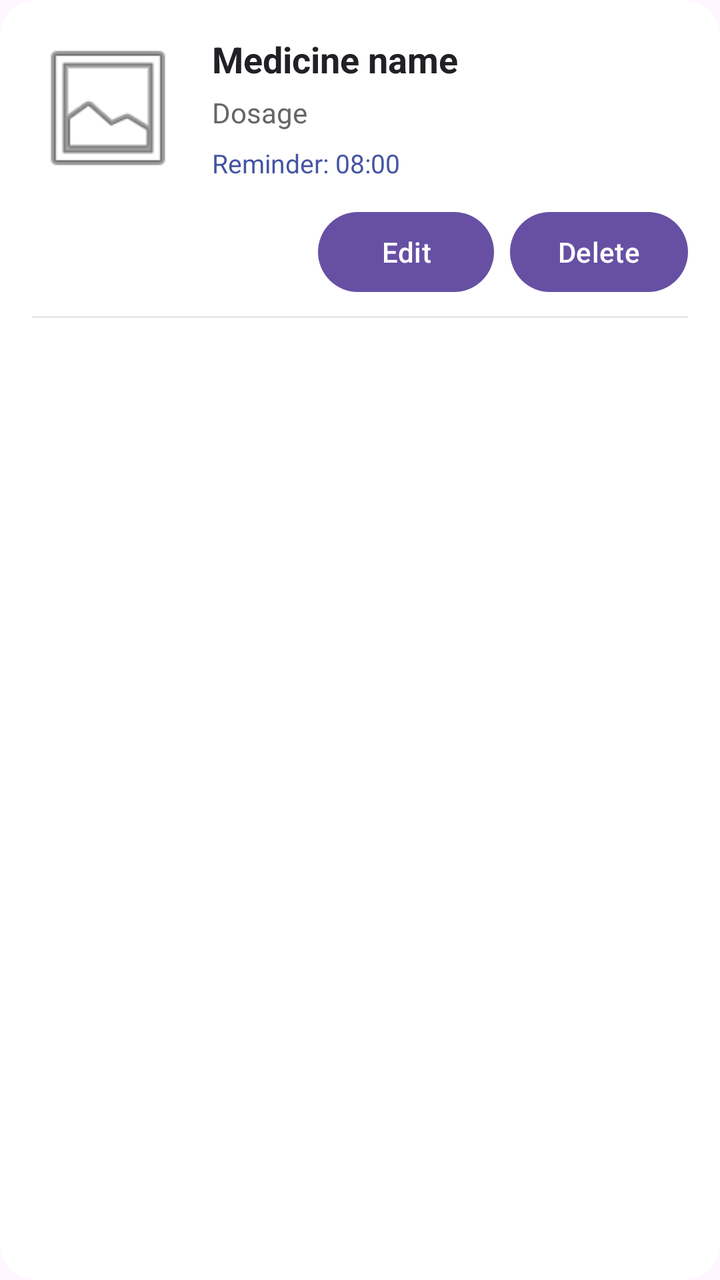
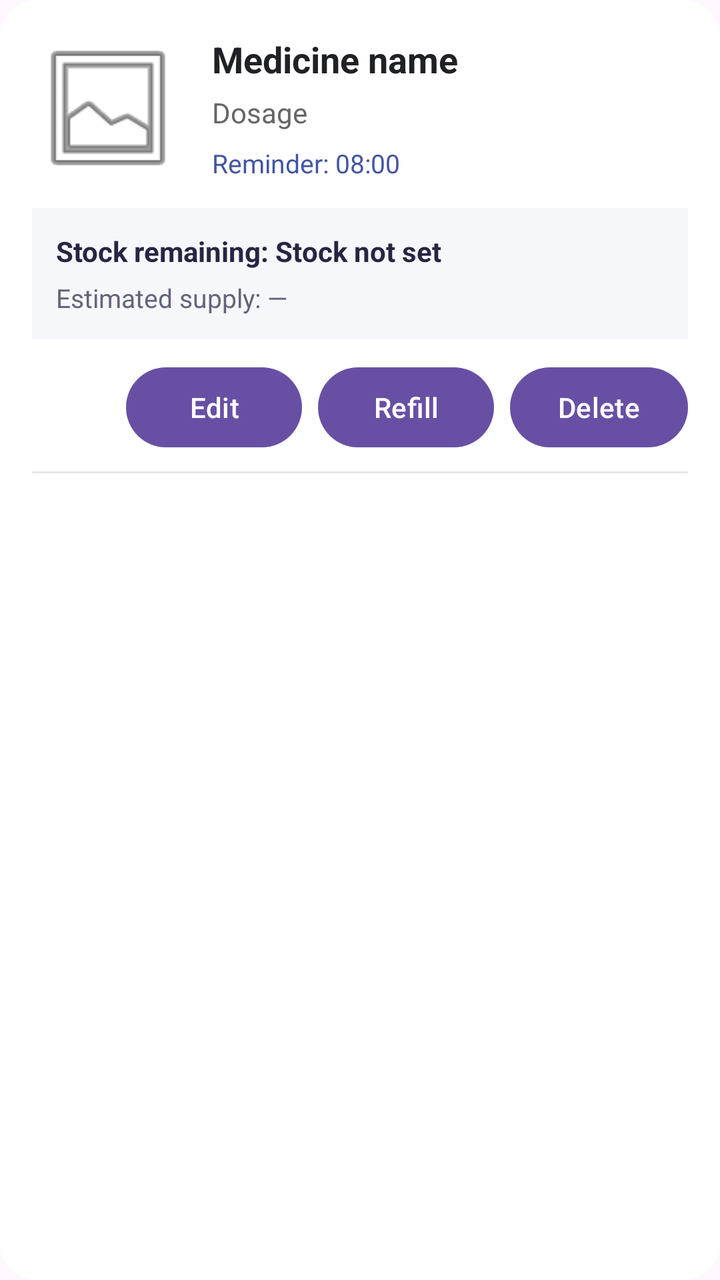

The first picture is an Android layout as it rendered before a commit; the second is the same layout after the commit. The layout source and the unified diff follow.
<!-- AndroidManifest.xml: application theme Theme.MedicineReminderApp -->
<!-- res/layout/item_medicine.xml -->
<?xml version="1.0" encoding="utf-8"?>
<androidx.cardview.widget.CardView
    xmlns:android="http://schemas.android.com/apk/res/android"
    xmlns:app="http://schemas.android.com/apk/res-auto"
    xmlns:tools="http://schemas.android.com/tools"
    android:layout_width="match_parent"
    android:layout_height="wrap_content"
    android:layout_marginBottom="14dp"
    app:cardBackgroundColor="#FFFFFF"
    app:cardCornerRadius="18dp"
    app:cardElevation="3dp">

    <LinearLayout
        android:layout_width="match_parent"
        android:layout_height="wrap_content"
        android:orientation="vertical"
        android:padding="16dp">

        <LinearLayout
            android:layout_width="match_parent"
            android:layout_height="wrap_content"
            android:gravity="center_vertical"
            android:orientation="horizontal">

            <ImageView
                android:id="@+id/ivMedicineImage"
                android:layout_width="76dp"
                android:layout_height="76dp"
                android:contentDescription="@string/medicine_photo"
                android:scaleType="centerCrop"
                android:src="@android:drawable/ic_menu_gallery"
                tools:ignore="ImageContrastCheck" />

            <LinearLayout
                android:layout_width="0dp"
                android:layout_height="wrap_content"
                android:layout_marginStart="14dp"
                android:layout_weight="1"
                android:orientation="vertical">

                <TextView
                    android:id="@+id/tvMedicineName"
                    android:layout_width="match_parent"
                    android:layout_height="wrap_content"
                    android:text="@string/medicine_name"
                    android:textColor="#202124"
                    android:textSize="18sp"
                    android:textStyle="bold"
                    tools:ignore="VisualLintSystemUi" />

                <TextView
                    android:id="@+id/tvDosage"
                    android:layout_width="match_parent"
                    android:layout_height="wrap_content"
                    android:layout_marginTop="5dp"
                    android:text="@string/dosage"
                    android:textColor="#666666"
                    android:textSize="14sp" />

                <TextView
                    android:id="@+id/tvReminderTimes"
                    android:layout_width="match_parent"
                    android:layout_height="wrap_content"
                    android:layout_marginTop="7dp"
                    android:text="@string/reminder_08_00"
                    android:textColor="#4455A4"
                    android:textSize="13sp" />

            </LinearLayout>
        </LinearLayout>

        
        <TextView
            android:id="@+id/tvMedicineNotes"
            android:layout_width="match_parent"
            android:layout_height="wrap_content"
            android:layout_marginTop="12dp"
            android:background="#F6F7FB"
            android:padding="10dp"
            android:textColor="#454B60"
            android:textSize="14sp"
            android:visibility="gone" />

        
        <LinearLayout
            android:layout_width="match_parent"
            android:layout_height="wrap_content"
            android:layout_marginTop="10dp"
            android:gravity="end"
            android:orientation="horizontal">

            <Button
                android:id="@+id/btnEdit"
                android:layout_width="wrap_content"
                android:layout_height="wrap_content"
                android:text="@string/edit"
                android:textAllCaps="false"
                tools:ignore="ButtonStyle" />

            <Button
                android:id="@+id/btnDelete"
                android:layout_width="wrap_content"
                android:layout_height="wrap_content"
                android:layout_marginStart="8dp"
                android:text="@string/delete"
                android:textAllCaps="false"
                tools:ignore="ButtonStyle" />

        </LinearLayout>

        <View
            android:layout_width="match_parent"
            android:layout_height="1dp"
            android:layout_marginTop="8dp"
            android:background="#E8E8E8" />

        <LinearLayout
            android:id="@+id/layoutDoseActions"
            android:layout_width="match_parent"
            android:layout_height="wrap_content"
            android:orientation="vertical" />

    </LinearLayout>

</androidx.cardview.widget.CardView>
<!-- resources referenced by this layout -->
<resources>
  <string name="delete">Delete</string>
  <string name="dosage">Dosage</string>
  <string name="edit">Edit</string>
  <string name="medicine_name">Medicine name</string>
  <string name="medicine_photo">Medicine photo</string>
  <string name="reminder_08_00">Reminder: 08:00</string>
  <style name="Theme.MedicineReminderApp" parent="Base.Theme.MedicineReminderApp" />
  <style name="Base.Theme.MedicineReminderApp" parent="Theme.Material3.DayNight.NoActionBar">
          
          
      </style>
</resources>

<!-- the commit's change to res/layout/item_medicine.xml (unified diff, before → after) -->
@@ -68,6 +68,45 @@
 
             </LinearLayout>
         </LinearLayout>
+        
+        <LinearLayout
+            android:id="@+id/layoutStockStatus"
+            android:layout_width="match_parent"
+            android:layout_height="wrap_content"
+            android:layout_marginTop="12dp"
+            android:background="#F6F7FB"
+            android:orientation="vertical"
+            android:padding="12dp">
+
+            <TextView
+                android:id="@+id/tvStockQuantity"
+                android:layout_width="match_parent"
+                android:layout_height="wrap_content"
+                android:text="Stock remaining: Stock not set"
+                android:textColor="#252642"
+                android:textSize="14sp"
+                android:textStyle="bold" />
+
+            <TextView
+                android:id="@+id/tvStockDaysRemaining"
+                android:layout_width="match_parent"
+                android:layout_height="wrap_content"
+                android:layout_marginTop="5dp"
+                android:text="Estimated supply: —"
+                android:textColor="#626579"
+                android:textSize="13sp" />
+
+            <TextView
+                android:id="@+id/tvStockWarning"
+                android:layout_width="match_parent"
+                android:layout_height="wrap_content"
+                android:layout_marginTop="5dp"
+                android:textColor="#B45309"
+                android:textSize="13sp"
+                android:textStyle="bold"
+                android:visibility="gone" />
+
+        </LinearLayout>
 
         
         <TextView
@@ -96,7 +135,14 @@
                 android:text="@string/edit"
                 android:textAllCaps="false"
                 tools:ignore="ButtonStyle" />
-
+            <Button
+                android:id="@+id/btnRefill"
+                android:layout_width="wrap_content"
+                android:layout_height="wrap_content"
+                android:layout_marginStart="8dp"
+                android:text="Refill"
+                android:textAllCaps="false"
+                tools:ignore="ButtonStyle" />
             <Button
                 android:id="@+id/btnDelete"
                 android:layout_width="wrap_content"
